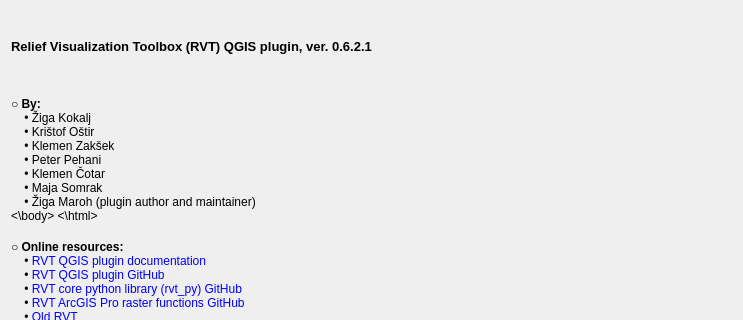
Above: zip_build/rvt-qgis/qrvt_dialog_about.ui from EarthObservation/rvt-qgis before the change; both pictures show x 0 to 743 and y 0 to 320 of the 743 by 784 pixel window. Below: the same form after it.
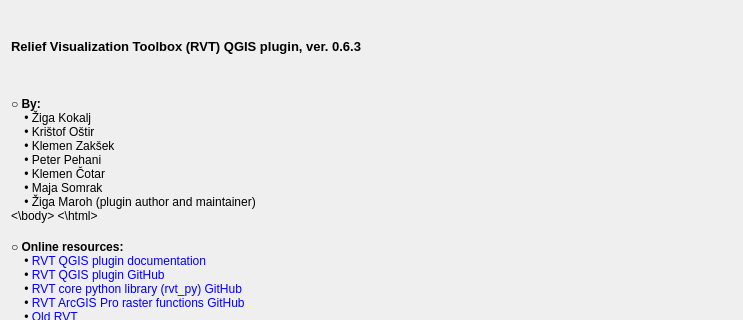
That is the form after the change. Icons and pictures are not drawn.

```diff
--- a/zip_build/rvt-qgis/qrvt_dialog_about.ui
+++ b/zip_build/rvt-qgis/qrvt_dialog_about.ui
@@ -29,7 +29,7 @@
         </font>
        </property>
        <property name="text">
-        <string>Relief Visualization Toolbox (RVT) QGIS plugin, ver. 0.6.2.1</string>
+        <string>Relief Visualization Toolbox (RVT) QGIS plugin, ver. 0.6.3</string>
        </property>
       </widget>
      </item>
```
